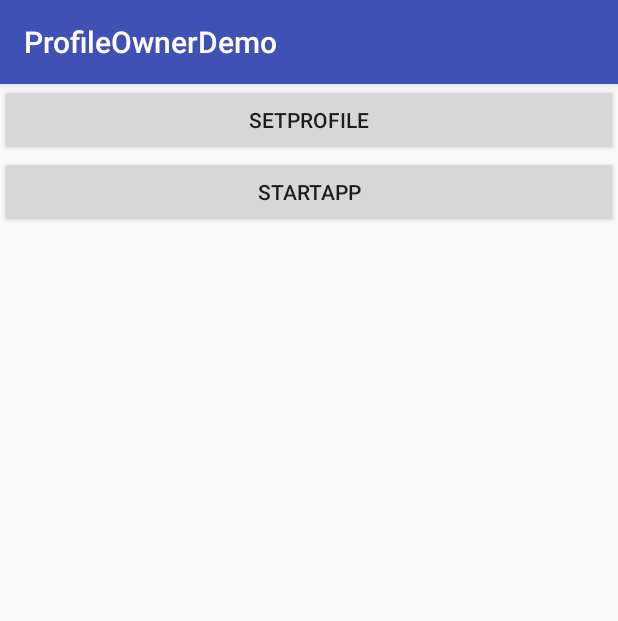
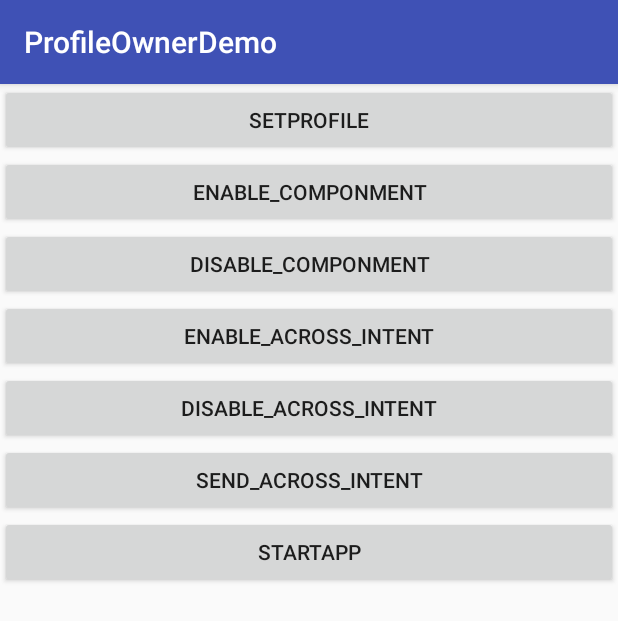
Before and after one commit to SivanLiu/ProfileOwnerDemo, an Android app: the Main3Activity screen opened directly, with no data from a screen before it, on a phone screen of 412 x 824 dp. Shown: the top 621 px of the screen. Run offline under Robolectric (Android 15) with nearby library versions, the phone set to English and light mode, and no system bars; 1 statement that could not run was skipped.

Commit message:
pass intent

```diff
--- a/app/src/main/res/layout/activity_main.xml
+++ b/app/src/main/res/layout/activity_main.xml
@@ -11,6 +11,37 @@
             android:text="SetProfile"
             android:layout_width="match_parent"
             android:layout_height="wrap_content" />
+
+    <Button
+            android:id="@+id/enable_componment"
+            android:text="enable_componment"
+            android:layout_width="match_parent"
+            android:layout_height="wrap_content" />
+
+    <Button
+            android:id="@+id/disable_componment"
+            android:text="disable_componment"
+            android:layout_width="match_parent"
+            android:layout_height="wrap_content" />
+
+    <Button
+            android:id="@+id/enable_across_intent"
+            android:text="enable_across_intent"
+            android:layout_width="match_parent"
+            android:layout_height="wrap_content" />
+
+    <Button
+            android:id="@+id/disable_across_intent"
+            android:text="disable_across_intent"
+            android:layout_width="match_parent"
+            android:layout_height="wrap_content" />
+
+    <Button
+            android:id="@+id/send_across_intent"
+            android:text="send_across_intent"
+            android:layout_width="match_parent"
+            android:layout_height="wrap_content" />
+
     <Button
             android:id="@+id/startApp"
             android:text="StartApp"
--- a/app/src/main/res/values/strings.xml
+++ b/app/src/main/res/values/strings.xml
@@ -14,7 +14,7 @@
     <string name="set_chrome_restrictions">Set Chrome restrictions</string>
     <string name="clear_chrome_restrictions">Clear Chrome restrictions</string>
     <string name="icon">Icon</string>
-    <string name="profile_name">Sample Managed Profile</string>
+    <string name="profile_name">Sivan Managed Profile</string>
     <string name="enabled">Enabled</string>
     <string name="disabled">Disabled</string>
     <string name="restrictions_set">Restrictions set.</string>
```
Also changed, not shown: app/src/main/AndroidManifest.xml (+8 -7 lines), app/src/main/java/com/profileownerdemo/BasicDeviceAdminReceiver.java (+6 -5 lines), app/src/main/java/com/profileownerdemo/HiddenBroadcastReceiver.java (+11 -4 lines), app/src/main/java/com/profileownerdemo/MyApplicatinon.java (+3 -4 lines), app/src/main/java/com/profileownerdemo/OnePiexlActivity.java (+29 -29 lines), app/src/main/java/com/profileownerdemo/SetProfileOwner.java (+93 -45 lines), app/src/main/java/com/profileownerdemo/Util.java (+32 -0 lines).
